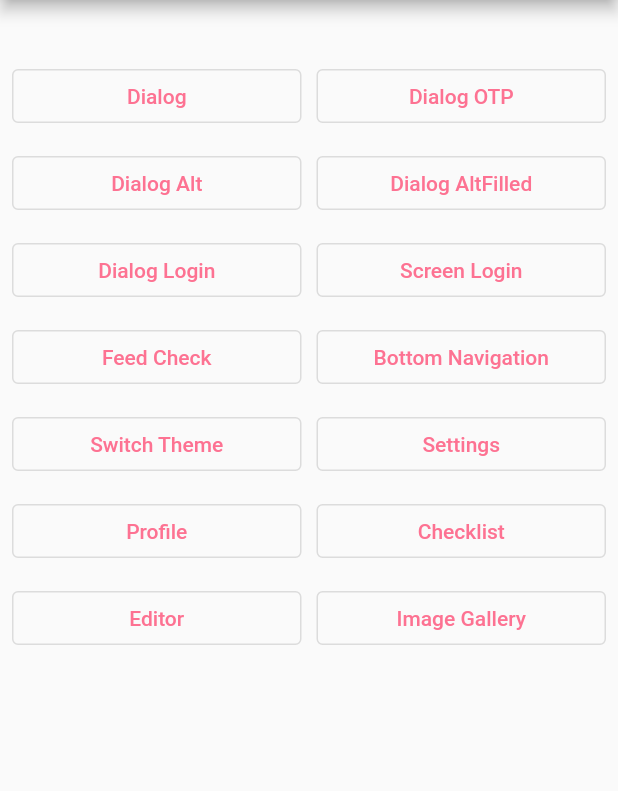
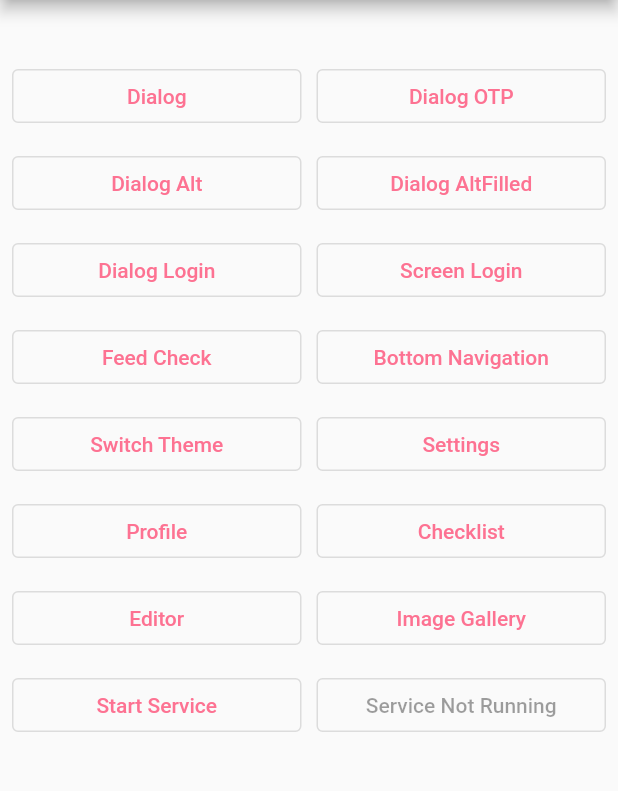
Before and after one commit to AZKZero/TestingFlutterGetx, a Flutter app: the UITestingGrounds screen opened directly, on a phone screen of 412 x 824 dp, the part 84-875 px from its top. Run offline on Flutter 3.47's test engine with Material 2 defaults, Android fonts, the phone set to English and light mode, and no system bars; our stand-ins replace awesome_notifications, date_format, device_info_plus, dio, drift, flutter_form_builder and 5 more; missing offline and left inert: flutter_background_service, flutter_background_service_android, flutter_quill; accounts and stored records are empty; generated files the repository leaves out were written again; network calls fail.

Commit message:
restructuring - background service tests

```diff
--- a/projectx/lib/database/models/application/log_model.dart
+++ b/projectx/lib/database/models/application/log_model.dart
@@ -1,8 +1,4 @@
-import 'package:floor/floor.dart';
-
-@Entity(tableName: "logs")
 class Log {
-  @PrimaryKey(autoGenerate: true)
   int? id;
   String? buttonClicked;
   String? dateButtonClickedOn;
--- a/projectx/lib/database/provider/alt_post_dao.dart
+++ b/projectx/lib/database/provider/alt_post_dao.dart
@@ -1,5 +1,4 @@
 import 'package:drift/drift.dart';
-import 'package:floor/floor.dart';
 import 'package:projectx/database/drift_database.dart';
 import 'package:projectx/database/models/server/post.dart';
 import 'package:projectx/database/structures/tables.dart';
--- a/projectx/lib/ui/template/screens/home/bottom_nav.dart
+++ b/projectx/lib/ui/template/screens/home/bottom_nav.dart
@@ -9,9 +9,9 @@ import 'package:projectx/ui/styles/alt_colors.dart';
 import 'package:projectx/ui/template/dialogs/dialog_wrapper.dart';
 import 'package:projectx/ui/template/screens/checklist/checklist_page.dart';
 import 'package:projectx/ui/template/screens/feed/feed_page.dart';
+import 'package:projectx/ui/template/screens/feed/text_editor_page.dart';
 import 'package:projectx/ui/template/screens/profile/profile_page.dart';
 import 'package:projectx/ui/template/screens/settings/settings_page.dart';
-import 'package:projectx/ui/template/screens/feed/text_editor_page.dart';
 
 import 'buttons/underlined_expanding_selector_button.dart';
 
@@ -55,7 +55,7 @@ class BottomNav extends StatelessWidget {
           // foregroundColor: Colors.transparent,
 
           // flexibleSpace: AnnotatedRegion<SystemUiOverlayStyle>(value: const SystemUiOverlayStyle().copyWith(statusBarColor: ColorsLight.appbar), child: Container()),
-          actions: [IconButton(onPressed: () => _feedController.showSearch.toggle(), icon: const Icon(Icons.search))],
+          actions: [if (currentIndex.value == 0) IconButton(onPressed: () => _feedController.showSearch.toggle(), icon: const Icon(Icons.search))],
           leading: IconButton(onPressed: () {}, icon: const Icon(Icons.menu)),
           title: Center(
             child: Text((_children[currentIndex.value] as TitledPage).title),
--- a/projectx/lib/ui/template/screens/image_gallery.dart
+++ b/projectx/lib/ui/template/screens/image_gallery.dart
@@ -1,7 +1,6 @@
 import 'package:flutter/material.dart';
 import 'package:get/get.dart';
 import 'package:projectx/controller/feed_controller.dart';
-import 'package:projectx/ui/template/components/grid/quilted.dart';
 import 'package:projectx/ui/template/components/image/image_loader.dart';
 import 'package:flutter_staggered_grid_view/flutter_staggered_grid_view.dart';
 
--- a/projectx/lib/ui/template/screens/testing_ground.dart
+++ b/projectx/lib/ui/template/screens/testing_ground.dart
@@ -1,25 +1,112 @@
+import 'dart:async';
+import 'dart:io';
+
+import 'package:device_info_plus/device_info_plus.dart';
 import 'package:flutter/material.dart';
+import 'package:flutter_background_service/flutter_background_service.dart';
+import 'package:flutter_background_service_android/flutter_background_service_android.dart';
 import 'package:get/get.dart';
 import 'package:projectx/controller/factories/dialog_controller.dart';
 import 'package:projectx/main.dart';
-import 'package:projectx/ui/template/screens/checklist/checklist.dart';
-import 'package:projectx/ui/template/screens/home/bottom_nav.dart';
 import 'package:projectx/ui/template/dialogs/dialog1.dart';
 import 'package:projectx/ui/template/dialogs/dialog_login.dart';
 import 'package:projectx/ui/template/dialogs/dialog_login_alt.dart';
 import 'package:projectx/ui/template/dialogs/dialog_login_otp.dart';
 import 'package:projectx/ui/template/dialogs/dialog_wrapper.dart';
+import 'package:projectx/ui/template/screens/checklist/checklist.dart';
 import 'package:projectx/ui/template/screens/feed/feed.dart';
+import 'package:projectx/ui/template/screens/feed/text_editor_screen.dart';
 import 'package:projectx/ui/template/screens/image_gallery.dart';
-import 'package:projectx/ui/template/screens/login_screen.dart';
 import 'package:projectx/ui/template/screens/profile/profile_screen.dart';
 import 'package:projectx/ui/template/screens/settings/settings.dart';
-import 'package:projectx/ui/template/screens/feed/text_editor_screen.dart';
 
 class UITestingGrounds extends StatelessWidget {
   UITestingGrounds({Key? key}) : super(key: key);
 
   DialogController dialogController = Get.find();
+
+  bool onIosBackground(ServiceInstance service) {
+    WidgetsFlutterBinding.ensureInitialized();
+    debugPrint('FLUTTER BACKGROUND FETCH');
+
+    return true;
+  }
+
+  void onStart(ServiceInstance service) {
+    if (service is AndroidServiceInstance) {
+      service.on('setAsForeground').listen((event) {
+        service.setAsForegroundService();
+      });
+
+      service.on('setAsBackground').listen((event) {
+        service.setAsBackgroundService();
+      });
+    }
+
+    service.on('stopService').listen((event) {
+      service.stopSelf();
+    });
+
+    // bring to foreground
+    Timer.periodic(const Duration(seconds: 1), (timer) async {
+      if (service is AndroidServiceInstance) {
+        service.setForegroundNotificationInfo(
+          title: "My App Service",
+          content: "Updated at ${DateTime.now()}",
+        );
+      }
+
+      /// you can see this log in logcat
+      print('FLUTTER BACKGROUND SERVICE: ${DateTime.now()}');
+
+      // test using external plugin
+      final deviceInfo = DeviceInfoPlugin();
+      String? device;
+      if (Platform.isAndroid) {
+        final androidInfo = await deviceInfo.androidInfo;
+        device = androidInfo.model;
+      }
+
+      if (Platform.isIOS) {
+        final iosInfo = await deviceInfo.iosInfo;
+        device = iosInfo.model;
+      }
+
+      service.invoke(
+        'update',
+        {
+          "current_date": DateTime.now().toIso8601String(),
+          "device": device,
+        },
+      );
+    });
+  }
+
+  final FlutterBackgroundService service = FlutterBackgroundService();
+
+  Future<void> initializeService() async {
+    await service.configure(
+      androidConfiguration: AndroidConfiguration(
+        // this will executed when app is in foreground or background in separated isolate
+        onStart: onStart,
+
+        // auto start service
+        autoStart: false,
+        isForegroundMode: true,
+      ),
+      iosConfiguration: IosConfiguration(
+        // auto start service
+        autoStart: false,
+
+        // this will executed when app is in foreground in separated isolate
+        onForeground: onStart,
+
+        // you have to enable background fetch capability on xcode project
+        onBackground: onIosBackground,
+      ),
+    );
+    service.startService();
+  }
 
   @override
   Widget build(BuildContext context) {
@@ -207,6 +294,30 @@ class UITestingGrounds extends StatelessWidget {
                     )),
                   ],
                 ),
+                const SizedBox(
+                  height: 10,
+                ),
+                FutureBuilder<bool>(
+                    future: service.isRunning(),
+                    builder: (context, snapshot) {
+                      return Row(
+                        children: [
+                          Expanded(
+                              child: OutlinedButton(
+                            onPressed: snapshot.hasData && (snapshot.data ?? false) ? null : () => initializeService(),
+                            child: Text(snapshot.hasData && (snapshot.data ?? false) ? "Service Running" : "Start Service"),
+                          )),
+                          const SizedBox(
+                            width: 10,
+                          ),
+                          Expanded(
+                              child: OutlinedButton(
+                            onPressed: snapshot.hasData && (snapshot.data ?? false) ? () => service.invoke('stopService') : null,
+                            child: Text(snapshot.hasData && (snapshot.data ?? false) ? "Stop Service" : "Service Not Running"),
+                          )),
+                        ],
+                      );
+                    }),
               ],
             ),
           ),
```
Also changed, not shown: projectx/lib/database/floor_database.dart (deleted, +0 -20 lines), projectx/lib/database/models/application/author.dart (+0 -7 lines), projectx/lib/database/provider/blog_dao.dart (deleted, +0 -39 lines), projectx/lib/database/provider/log_dao.dart (deleted, +0 -21 lines), projectx/lib/main.dart (+14 -0 lines), projectx/lib/ui/template/dialogs/dialog_login_otp.dart (+11 -9 lines), projectx/lib/ui/template/screens/feed/post_card.dart (+6 -9 lines), projectx/pubspec.yaml (+22 -20 lines), projectx/pubspec.lock, 2 other files.
